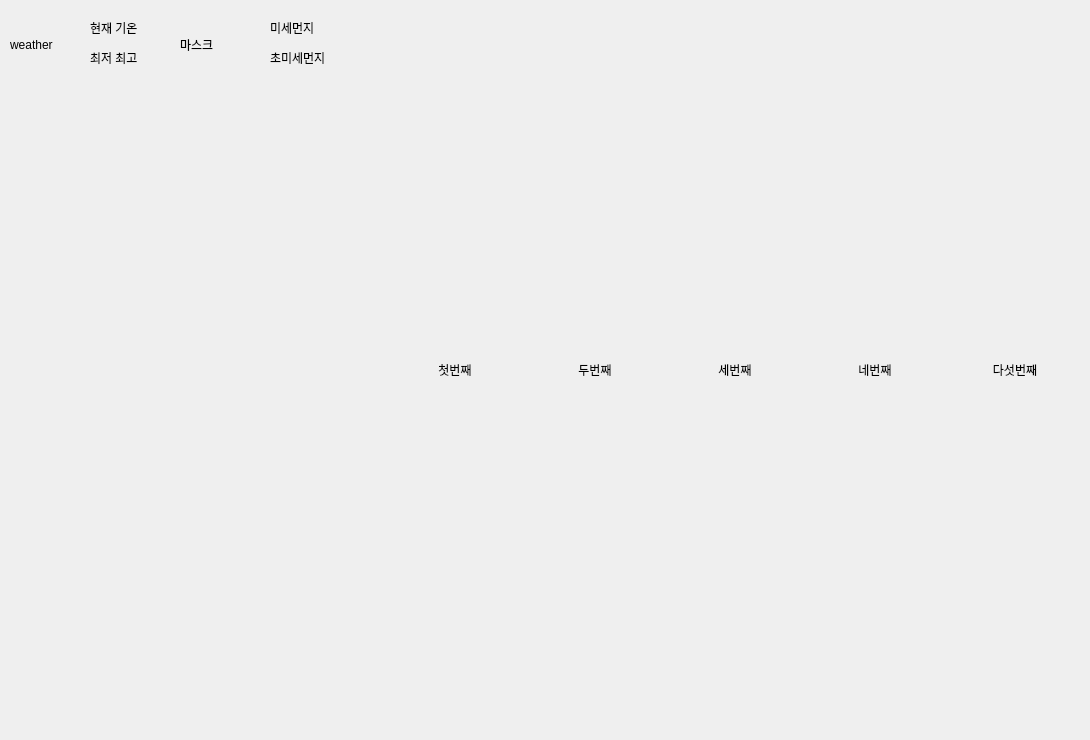
First picture: the form in st_mirror.ui, repository SmartDisplay/RaspberryPi, before the edit.
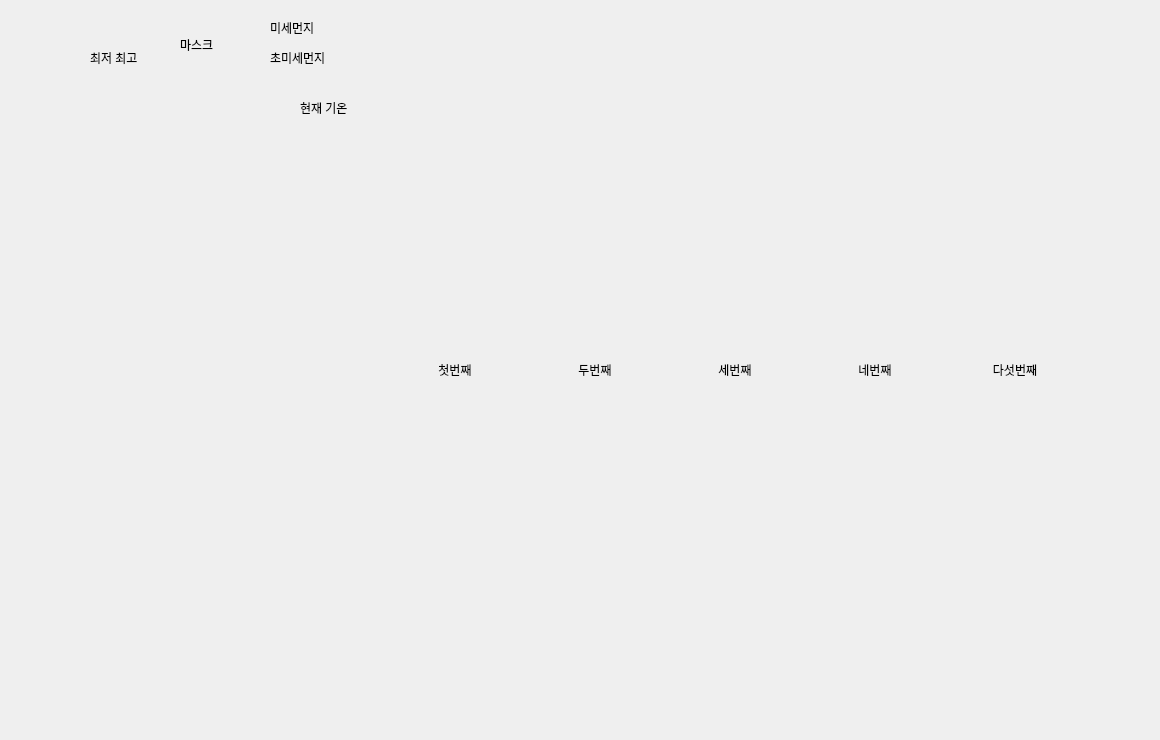
Second picture: the form after the edit.

```diff
--- a/st_mirror.ui
+++ b/st_mirror.ui
@@ -8,21 +8,19 @@
   <widget class="QLabel" name="weather">
    <property name="geometry">
     <rect>
-     <x>10</x>
-     <y>10</y>
-     <width>70</width>
-     <height>70</height>
+     <x>100</x>
+     <y>100</y>
+     <width>100</width>
+     <height>100</height>
     </rect>
    </property>
-   <property name="text">
-    <string>weather</string>
-   </property>
+
   </widget>
   <widget class="QLabel" name="now_temperature">
    <property name="geometry">
     <rect>
-     <x>90</x>
-     <y>20</y>
+     <x>300</x>
+     <y>100</y>
      <width>70</width>
      <height>15</height>
     </rect>
```
